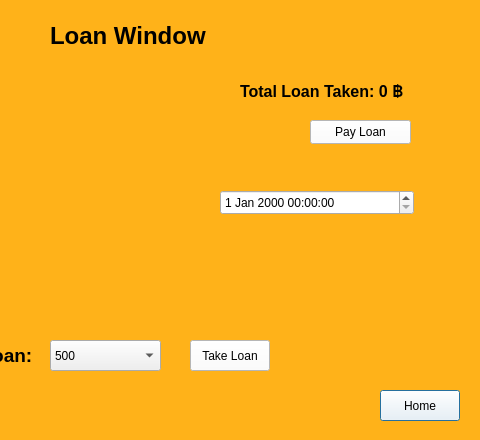
Old version of the form BankManagement_Extra/Forms/loanwindow.ui in the repository SamDukJin/OOP_Proj-new-; both pictures show x 220 to 700 and y 0 to 440 of the 700 by 440 pixel window.
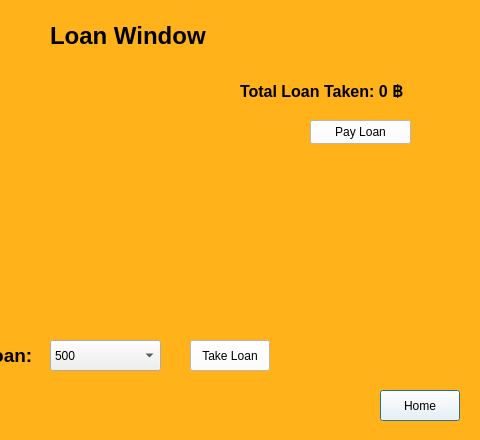
New version of the form.

```diff
--- a/BankManagement_Extra/Forms/loanwindow.ui
+++ b/BankManagement_Extra/Forms/loanwindow.ui
@@ -273,16 +273,6 @@
     <string>Pay Loan</string>
    </property>
   </widget>
-  <widget class="QDateTimeEdit" name="dateTimeEdit">
-   <property name="geometry">
-    <rect>
-     <x>440</x>
-     <y>190</y>
-     <width>194</width>
-     <height>25</height>
-    </rect>
-   </property>
-  </widget>
  </widget>
  <resources/>
  <connections/>
```
